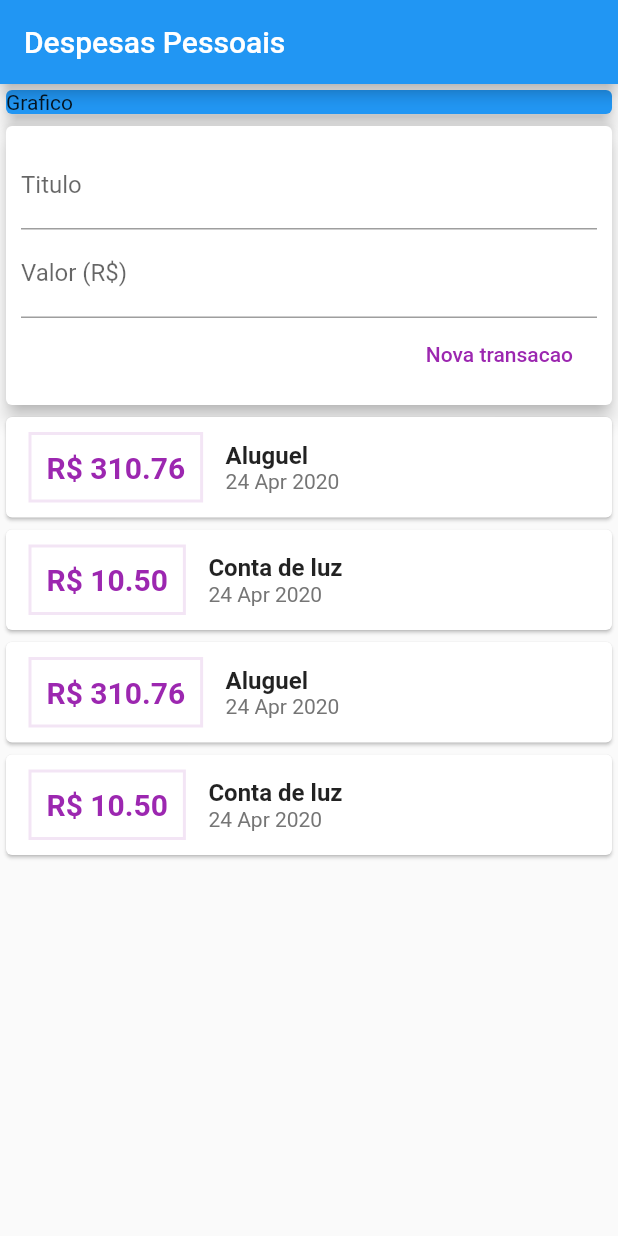
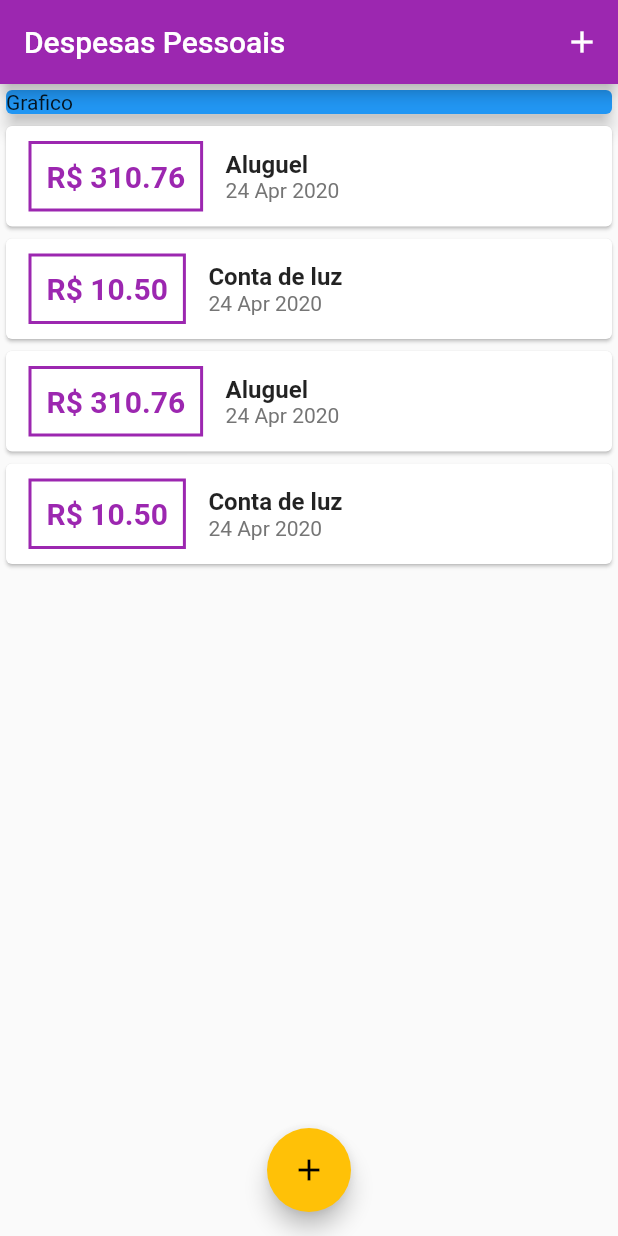
Before and after one commit to leopalmeiro/flutter-expenses-app, a Flutter app: the screen it shows after launch, on a phone screen of 412 x 824 dp. Run offline on Flutter 3.47's test engine with Material 2 defaults, Android fonts, the phone set to English and light mode, and no system bars.

Commit message:
class 04

```diff
--- a/lib/components/transaction_list.dart
+++ b/lib/components/transaction_list.dart
@@ -15,8 +15,10 @@ class TransactionList extends StatelessWidget {
     // TODO: implement build
     return Container(
       height: 300,
-      child: Column(
-        children: transactions.map((tr) {
+      child: ListView.builder(
+        itemCount: transactions.length,
+        itemBuilder: (ctx, index) {
+          final tr = transactions[index];
           return Card(
             child: Row(
               children: <Widget>[
@@ -24,7 +26,7 @@ class TransactionList extends StatelessWidget {
                   margin: EdgeInsets.symmetric(horizontal: 15, vertical: 10),
                   decoration: BoxDecoration(
                     border: Border.all(
-                      color: Colors.purple[50],
+                      color: Theme.of(context).primaryColor,
                       width: 2,
                     ),
                   ),
@@ -33,9 +35,10 @@ class TransactionList extends StatelessWidget {
                   child: Text(
                     'R\$ ${tr.value.toStringAsFixed(2)}',
                     style: TextStyle(
-                        fontWeight: FontWeight.bold,
-                        fontSize: 20,
-                        color: Colors.purple),
+                      fontWeight: FontWeight.bold,
+                      fontSize: 20,
+                      color: Theme.of(context).primaryColor,
+                    ),
                   ),
                 ),
                 Column(
@@ -44,7 +47,8 @@ class TransactionList extends StatelessWidget {
                     //title
                     Text(
                       tr.title,
-                      style: TextStyle(fontWeight: FontWeight.bold, fontSize: 16),
+                      style:
+                          TextStyle(fontWeight: FontWeight.bold, fontSize: 16),
                     ),
                     //date
                     Text(
@@ -56,7 +60,7 @@ class TransactionList extends StatelessWidget {
               ],
             ),
           );
-        }).toList(),
+        },
       ),
     );
   }
--- a/lib/components/transaction_user.dart
+++ /dev/null
@@ -1,64 +0,0 @@
-import 'dart:math';
-
-import 'package:expenses/components/transaction_form.dart';
-import 'package:expenses/components/transaction_list.dart';
-import 'package:expenses/models/transaction.dart';
-import 'package:flutter/material.dart';
-
-class TransactionUser extends StatefulWidget {
-  @override
-  _TransactionUserState createState() => _TransactionUserState();
-}
-
-class _TransactionUserState extends State<TransactionUser> {
-  final _transactions = [
-    Transaction(
-      id: 't1',
-      title: 'Aluguel',
-      value: 310.76,
-      date: DateTime.now(),
-    ),
-    Transaction(
-      id: 't2',
-      title: 'Conta de luz',
-      value: 10.50,
-      date: DateTime.now(),
-    ),
-        Transaction(
-      id: 't3',
-      title: 'Aluguel',
-      value: 310.76,
-      date: DateTime.now(),
-    ),
-    Transaction(
-      id: 't4',
-      title: 'Conta de luz',
-      value: 10.50,
-      date: DateTime.now(),
-    ),
-  ];
-
-  _addTransaction(String title, double value){
-    final newtransaction = Transaction(id: Random().nextDouble().toString(), title: title, value: value, date: DateTime.now(),
-    );
-
-  setState(() => {
-    _transactions.add(newtransaction),
-  });
-
-  }
-
-
-  @override
-  Widget build(BuildContext context) {
-    return Column(
-      children: <Widget>[
-
-        //passando parametros para filho com funcao. comunicacao indireta
-        TransactionForm(_addTransaction),
-                //comunicacao direta
-        TransactionList(_transactions),
-      ],
-    );
-  }
-}
--- a/lib/main.dart
+++ b/lib/main.dart
@@ -1,8 +1,9 @@
+import 'dart:math';
+
 import 'package:expenses/components/transaction_form.dart';
+import 'package:expenses/models/transaction.dart';
+import 'package:flutter/material.dart';
 import 'package:expenses/components/transaction_list.dart';
-import 'package:expenses/components/transaction_user.dart';
-import 'package:flutter/material.dart';
-import 'models/transaction.dart';
 
 main() => runApp(ExpensesApp());
 
@@ -11,16 +12,82 @@ class ExpensesApp extends StatelessWidget {
   Widget build(BuildContext context) {
     return MaterialApp(
       home: MyhomePage(),
+      theme: ThemeData(
+        //definir a cor de toda aplicacao
+        primarySwatch: Colors.purple,
+        //uma cor secundaria
+        accentColor: Colors.amber
+      ),
     );
   }
 }
 
-class MyhomePage extends StatelessWidget {
+class MyhomePage extends StatefulWidget {
+  @override
+  _MyhomePageState createState() => _MyhomePageState();
+}
+
+class _MyhomePageState extends State<MyhomePage> {
+  final _transactions = [
+    Transaction(
+      id: 't1',
+      title: 'Aluguel',
+      value: 310.76,
+      date: DateTime.now(),
+    ),
+    Transaction(
+      id: 't2',
+      title: 'Conta de luz',
+      value: 10.50,
+      date: DateTime.now(),
+    ),
+    Transaction(
+      id: 't3',
+      title: 'Aluguel',
+      value: 310.76,
+      date: DateTime.now(),
+    ),
+    Transaction(
+      id: 't4',
+      title: 'Conta de luz',
+      value: 10.50,
+      date: DateTime.now(),
+    ),
+  ];
+
+  _addTransaction(String title, double value) {
+    final newtransaction = Transaction(
+      id: Random().nextDouble().toString(),
+      title: title,
+      value: value,
+      date: DateTime.now(),
+    );
+
+    setState(() => {
+          _transactions.add(newtransaction),
+        });
+    Navigator.of(context).pop();
+  }
+
+  _opentransactionFormModal(BuildContext context) {
+    showModalBottomSheet(
+        context: context,
+        builder: (cxt) {
+          return TransactionForm(_addTransaction);
+        });
+  }
+
   @override
   Widget build(BuildContext context) {
     return Scaffold(
       appBar: AppBar(
         title: Text('Despesas Pessoais'),
+        actions: <Widget>[
+          IconButton(
+            icon: Icon(Icons.add),
+            onPressed: () => _opentransactionFormModal(context),
+          ),
+        ],
       ),
       body: SingleChildScrollView(
         child: Column(
@@ -37,9 +104,15 @@ class MyhomePage extends StatelessWidget {
                 elevation: 5,
               ),
             ),
-              TransactionUser(),
+            TransactionList(_transactions),
           ],
         ),
-        ));
+      ),
+      floatingActionButton: FloatingActionButton(
+        child: Icon(Icons.add),
+        onPressed: () => _opentransactionFormModal(context),
+      ),
+      floatingActionButtonLocation: FloatingActionButtonLocation.centerFloat,
+    );
   }
 }
```
Also changed, not shown: lib/components/transaction_form.dart (+23 -9 lines). Lines whose indentation alone changed are shown as unchanged.
